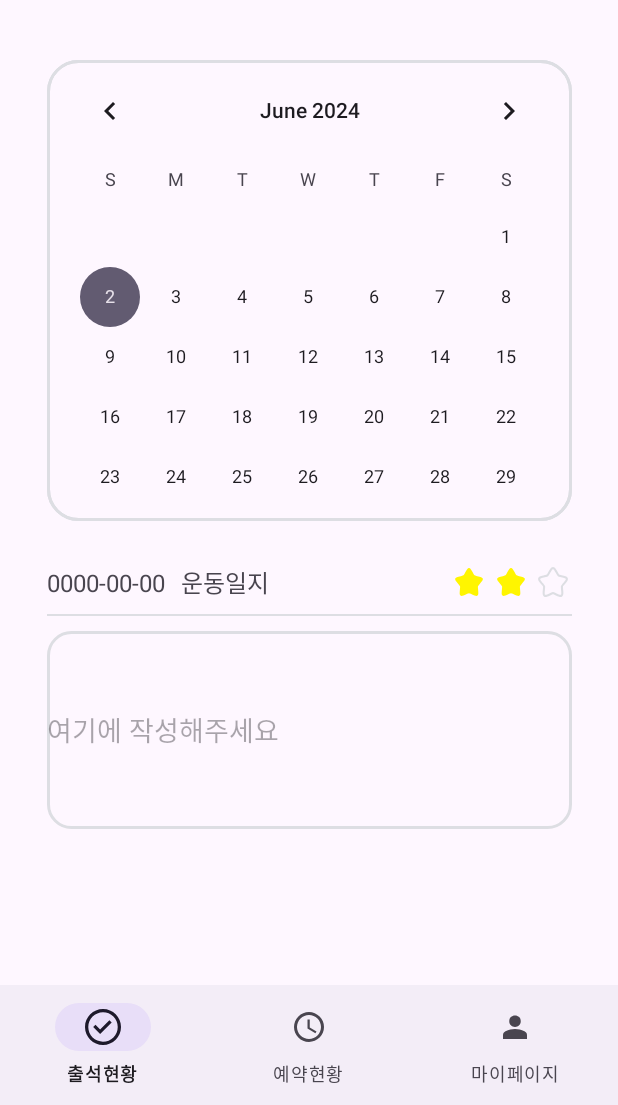
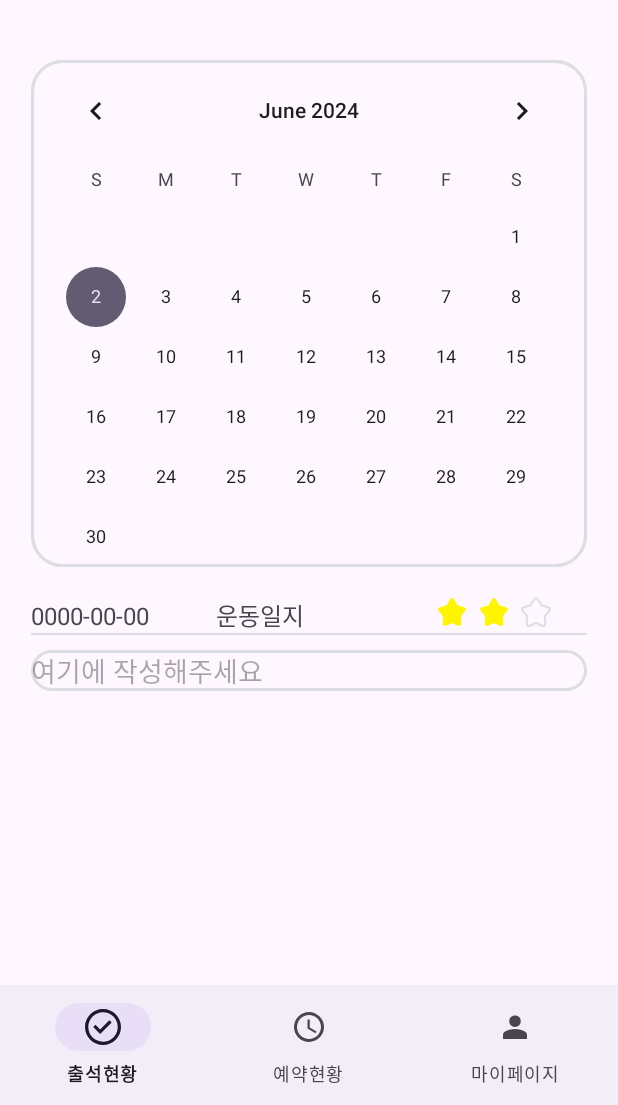
Before and after one commit to MobileFitCheckApp/merge, an Android app: the MainActivity screen opened directly, with no data from a screen before it, on a phone screen of 412 x 824 dp, the part 131-1236 px from its top. Run offline under Robolectric (Android 15) with nearby library versions, the light colour scheme and no system bars.

Commit message:
feat: 수연님 코드랑 합친거

```diff
--- a/app/src/main/AndroidManifest.xml
+++ b/app/src/main/AndroidManifest.xml
@@ -12,10 +12,9 @@
         android:supportsRtl="true"
         android:theme="@style/Theme.FitcheckApp_1"
         tools:targetApi="31">
-        <activity android:name=".MakeresActivity"></activity>
         <activity android:name=".MainActivity"></activity>
         <activity android:name=".MainActivityAD"></activity>
-        <activity android:name=".SignUpActivity"></activity>
+        <activity android:name=".MakeresActivity"></activity>
         <activity android:name=".ResActivity"></activity>
         <activity
             android:name=".LoginActivity"
--- a/app/src/main/java/isy/mjc/fitcheckapp_1/ResActivity.java
+++ b/app/src/main/java/isy/mjc/fitcheckapp_1/ResActivity.java
@@ -78,12 +78,16 @@ public class ResActivity extends AppCompatActivity {
             @Override
             public boolean onNavigationItemSelected(@NonNull MenuItem item) {
                 if (item.getItemId() == R.id.navi_attend) {
+                    Intent intent = new Intent(getApplicationContext(), ResActivity.class);
+                    startActivity(intent);
                     return true;
                 } else if (item.getItemId() == R.id.navi_reserve) {
                     Intent intent = new Intent(getApplicationContext(), ResActivity.class);
                     startActivity(intent);
                     return true;
                 } else if (item.getItemId() == R.id.navi_mypage) {
+                    Intent intent = new Intent(getApplicationContext(), ResActivity.class);
+                    startActivity(intent);
                     return true;
                 }
                 return false;
--- a/app/src/main/res/layout/activity_makeres.xml
+++ b/app/src/main/res/layout/activity_makeres.xml
@@ -4,6 +4,7 @@
     xmlns:tools="http://schemas.android.com/tools"
     android:layout_width="match_parent"
     android:layout_height="match_parent"
+    android:paddingTop="50dp"
     tools:context=".MakeresActivity">
 
     <ImageView
--- a/app/src/main/res/layout/fragment_attend.xml
+++ b/app/src/main/res/layout/fragment_attend.xml
@@ -20,52 +20,50 @@
 
     <CalendarView
         android:id="@+id/attend_calendar"
-        android:layout_width="350dp"
-        android:layout_height="307dp"
-        android:layout_gravity="center"
+        android:layout_width="0dp"
+        android:layout_height="0dp"
         android:layout_marginTop="40dp"
         android:layout_marginBottom="21dp"
         android:background="@drawable/calendar_rectangle"
         android:elevation="2dp"
         app:layout_constraintLeft_toLeftOf="parent"
         app:layout_constraintRight_toRightOf="parent"
-        app:layout_constraintTop_toBottomOf="@+id/logo" />
+        app:layout_constraintTop_toBottomOf="@+id/logo"
+        app:layout_constraintWidth_percent="0.9"
+        app:layout_constraintHeight_default="wrap" />
 
     <LinearLayout
         android:id="@+id/star_bar"
-        android:layout_width="350dp"
-        android:layout_height="42dp"
-        android:layout_gravity="center"
+        android:layout_width="0dp"
+        android:layout_height="wrap_content"
         android:layout_marginTop="20dp"
         android:layout_marginBottom="8dp"
         android:orientation="horizontal"
         android:textAlignment="center"
         app:layout_constraintLeft_toLeftOf="parent"
         app:layout_constraintRight_toRightOf="parent"
-        app:layout_constraintTop_toBottomOf="@+id/attend_calendar">
+        app:layout_constraintTop_toBottomOf="@+id/attend_calendar"
+        app:layout_constraintWidth_percent="0.9">
 
         <TextView
-            android:layout_width="wrap_content"
+            android:layout_width="0dp"
             android:layout_height="wrap_content"
-            android:layout_gravity="center"
-            android:layout_marginRight="5dp"
+            android:layout_weight="1"
             android:text="0000-00-00"
             android:textSize="16sp" />
 
         <TextView
-
-            android:layout_width="wrap_content"
+            android:layout_width="0dp"
             android:layout_height="wrap_content"
-            android:layout_gravity="center"
-            android:layout_marginLeft="5dp"
-            android:layout_marginRight="123dp"
+            android:layout_weight="1"
             android:text="운동일지"
             android:textSize="16sp" />
 
         <LinearLayout
-            android:layout_width="76dp"
-            android:layout_height="20dp"
-            android:layout_gravity="center">
+            android:layout_width="0dp"
+            android:layout_height="wrap_content"
+            android:layout_weight="1"
+            android:gravity="center">
 
             <ImageView
                 android:layout_width="20dp"
@@ -89,24 +87,24 @@
 
     <View
         android:id="@+id/view_bar"
-        android:layout_width="350dp"
+        android:layout_width="0dp"
         android:layout_height="1dp"
         android:background="@color/gray_300"
         app:layout_constraintLeft_toLeftOf="parent"
         app:layout_constraintRight_toRightOf="parent"
-        app:layout_constraintTop_toBottomOf="@+id/star_bar" />
+        app:layout_constraintTop_toBottomOf="@+id/star_bar"
+        app:layout_constraintWidth_percent="0.9" />
 
     <EditText
-
-        android:layout_width="350dp"
-        android:layout_height="132dp"
-        android:layout_gravity="center"
+        android:layout_width="0dp"
+        android:layout_height="0dp"
         android:layout_marginTop="10dp"
         android:background="@drawable/edt_rounded_rectangle"
         android:hint="여기에 작성해주세요"
         app:layout_constraintLeft_toLeftOf="parent"
         app:layout_constraintRight_toRightOf="parent"
-        app:layout_constraintTop_toBottomOf="@+id/view_bar" />
-
+        app:layout_constraintTop_toBottomOf="@+id/view_bar"
+        app:layout_constraintWidth_percent="0.9"
+        app:layout_constraintHeight_default="wrap" />
 
 </androidx.constraintlayout.widget.ConstraintLayout>
```
Also changed, not shown: app/src/main/java/isy/mjc/fitcheckapp_1/LoginActivity.java (+13 -39 lines), app/src/main/java/isy/mjc/fitcheckapp_1/MainActivity.java (+3 -9 lines), app/src/main/java/isy/mjc/fitcheckapp_1/MainActivityAD.java (+8 -14 lines), app/src/main/java/isy/mjc/fitcheckapp_1/ReserveFragment.java (deleted, +0 -64 lines), app/src/main/res/layout/activity_login.xml (+32 -33 lines), app/src/main/res/layout/activity_res.xml (+28 -12 lines).
